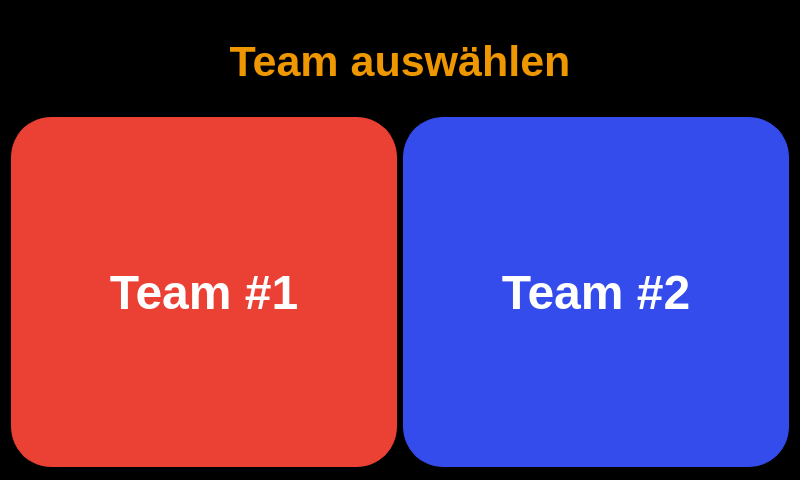
Above: ui_elements/teamselection.ui from AndreWohnsland/CocktailBerry before the change. Below: the same form after it.
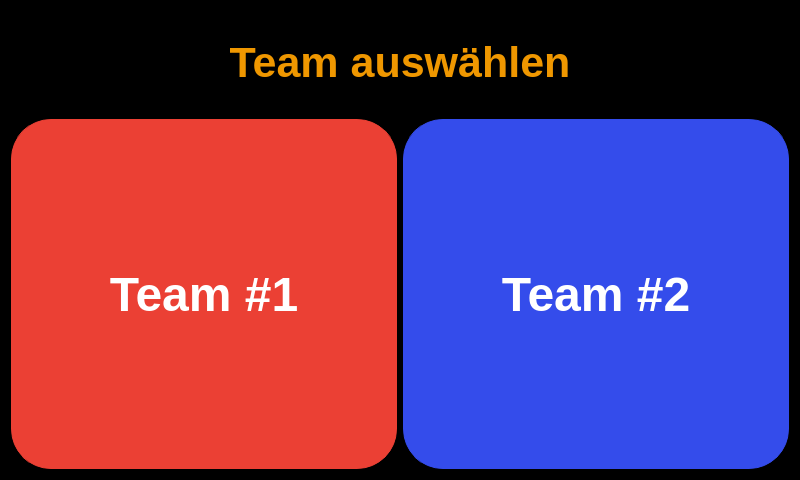
That is the form after the change.

Diff of the .ui file:
```diff
--- a/ui_elements/teamselection.ui
+++ b/ui_elements/teamselection.ui
@@ -83,7 +83,7 @@
      <property name="maximumSize">
       <size>
        <width>16777215</width>
-       <height>100</height>
+       <height>150</height>
       </size>
      </property>
      <property name="font">
@@ -113,8 +113,8 @@
        </property>
        <property name="maximumSize">
         <size>
-         <width>450</width>
-         <height>16777215</height>
+         <width>1000</width>
+         <height>1000</height>
         </size>
        </property>
        <property name="font">
@@ -139,8 +139,8 @@
        </property>
        <property name="maximumSize">
         <size>
-         <width>450</width>
-         <height>16777215</height>
+         <width>1000</width>
+         <height>1000</height>
         </size>
        </property>
        <property name="font">
@@ -153,6 +153,9 @@
        <property name="text">
         <string>Team #2</string>
        </property>
+       <property name="flat">
+        <bool>false</bool>
+       </property>
       </widget>
      </item>
     </layout>
```
